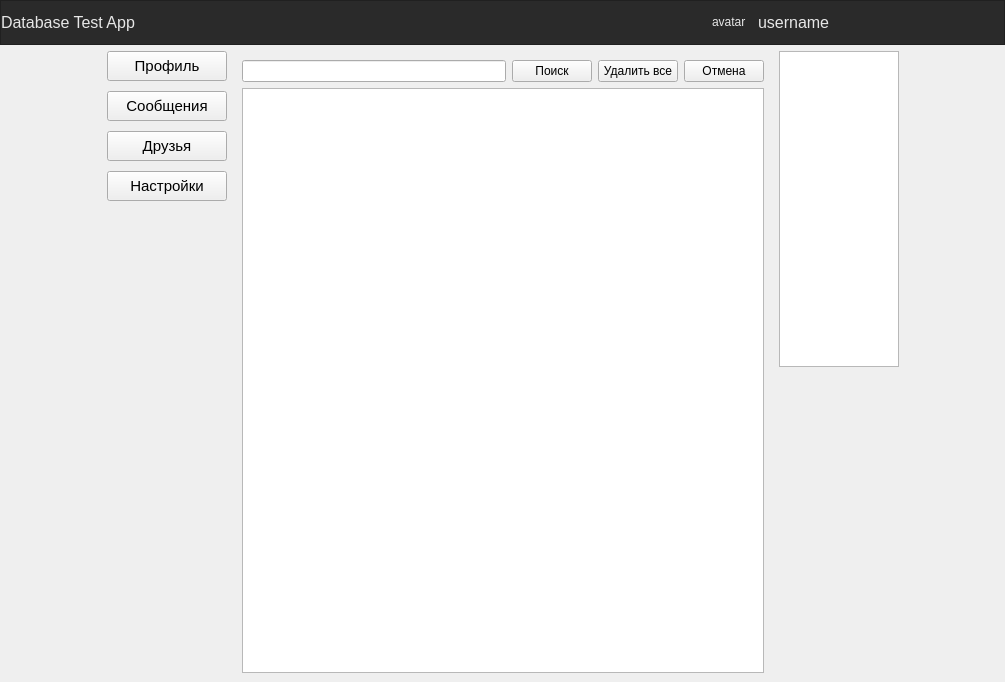
Korostast/chat-database-project, file ui/mainwindow.ui: the form before one commit.
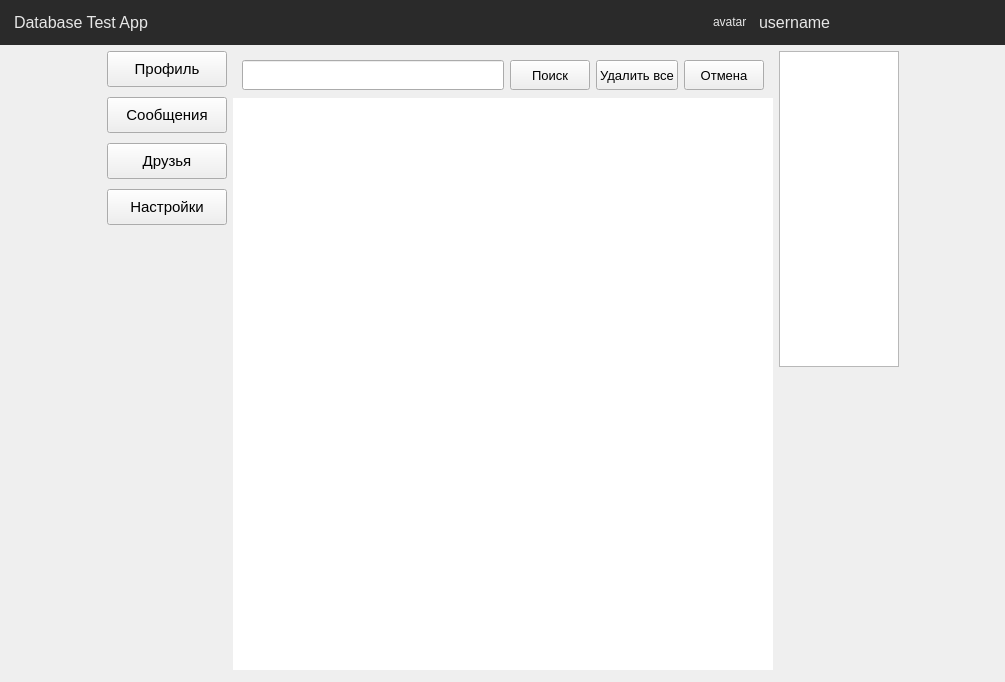
The form after the commit. The open tabs and pages were chosen to show the change. Icons and pictures are not drawn. Custom widgets are drawn as their Qt base class.

Commit message: Added style sheet. New fonts. New icons. Fixed bugs.

```diff
--- a/ui/mainwindow.ui
+++ b/ui/mainwindow.ui
@@ -567,7 +567,7 @@
               <property name="minimumSize">
                <size>
                 <width>120</width>
-                <height>30</height>
+                <height>36</height>
                </size>
               </property>
               <property name="font">
@@ -576,6 +576,9 @@
                 <bold>false</bold>
                </font>
               </property>
+              <property name="styleSheet">
+               <string notr="true">padding: 0;</string>
+              </property>
               <property name="text">
                <string>Профиль</string>
               </property>
@@ -592,7 +595,7 @@
               <property name="minimumSize">
                <size>
                 <width>0</width>
-                <height>30</height>
+                <height>36</height>
                </size>
               </property>
               <property name="font">
@@ -600,6 +603,9 @@
                 <pointsize>11</pointsize>
                </font>
               </property>
+              <property name="styleSheet">
+               <string notr="true">padding: 0;</string>
+              </property>
               <property name="text">
                <string>Сообщения</string>
               </property>
@@ -616,7 +622,7 @@
               <property name="minimumSize">
                <size>
                 <width>0</width>
-                <height>30</height>
+                <height>36</height>
                </size>
               </property>
               <property name="font">
@@ -624,6 +630,9 @@
                 <pointsize>11</pointsize>
                </font>
               </property>
+              <property name="styleSheet">
+               <string notr="true">padding: 0;</string>
+              </property>
               <property name="text">
                <string>Друзья</string>
               </property>
@@ -640,7 +649,7 @@
               <property name="minimumSize">
                <size>
                 <width>0</width>
-                <height>30</height>
+                <height>36</height>
                </size>
               </property>
               <property name="font">
@@ -648,6 +657,9 @@
                 <pointsize>11</pointsize>
                </font>
               </property>
+              <property name="styleSheet">
+               <string notr="true">padding: 0;</string>
+              </property>
               <property name="text">
                <string>Настройки</string>
               </property>
@@ -1763,10 +1775,45 @@
             </widget>
             <widget class="QWidget" name="messages_search_page">
              <layout class="QVBoxLayout" name="verticalLayout_10">
+              <property name="leftMargin">
+               <number>0</number>
+              </property>
+              <property name="topMargin">
+               <number>0</number>
+              </property>
+              <property name="rightMargin">
+               <number>0</number>
+              </property>
+              <property name="bottomMargin">
+               <number>12</number>
+              </property>
               <item>
                <layout class="QHBoxLayout" name="horizontalLayout_19">
+                <property name="leftMargin">
+                 <number>9</number>
+                </property>
+                <property name="topMargin">
+                 <number>9</number>
+                </property>
+                <property name="rightMargin">
+                 <number>9</number>
+                </property>
+                <property name="bottomMargin">
+                 <number>2</number>
+                </property>
                 <item>
                  <widget class="QLineEdit" name="messages_search_edit">
+                  <property name="minimumSize">
+                   <size>
+                    <width>0</width>
+                    <height>30</height>
+                   </size>
+                  </property>
+                  <property name="font">
+                   <font>
+                    <pointsize>11</pointsize>
+                   </font>
+                  </property>
                   <property name="clearButtonEnabled">
                    <bool>true</bool>
                   </property>
@@ -1774,6 +1821,23 @@
                 </item>
                 <item>
                  <widget class="QPushButton" name="messages_search_button">
+                  <property name="minimumSize">
+                   <size>
+                    <width>30</width>
+                    <height>0</height>
+                   </size>
+                  </property>
+                  <property name="maximumSize">
+                   <size>
+                    <width>16777215</width>
+                    <height>30</height>
+                   </size>
+                  </property>
+                  <property name="font">
+                   <font>
+                    <pointsize>10</pointsize>
+                   </font>
+                  </property>
                   <property name="text">
                    <string>Поиск</string>
                   </property>
@@ -1781,6 +1845,23 @@
                 </item>
                 <item>
                  <widget class="QPushButton" name="messages_search_remove_messages">
+                  <property name="minimumSize">
+                   <size>
+                    <width>30</width>
+                    <height>0</height>
+                   </size>
+                  </property>
+                  <property name="maximumSize">
+                   <size>
+                    <width>16777215</width>
+                    <height>30</height>
+                   </size>
+                  </property>
+                  <property name="font">
+                   <font>
+                    <pointsize>10</pointsize>
+                   </font>
+                  </property>
                   <property name="text">
                    <string>Удалить все</string>
                   </property>
@@ -1788,6 +1869,23 @@
                 </item>
                 <item>
                  <widget class="QPushButton" name="messages_search_cancel">
+                  <property name="minimumSize">
+                   <size>
+                    <width>30</width>
+                    <height>0</height>
+                   </size>
+                  </property>
+                  <property name="maximumSize">
+                   <size>
+                    <width>16777215</width>
+                    <height>30</height>
+                   </size>
+                  </property>
+                  <property name="font">
+                   <font>
+                    <pointsize>10</pointsize>
+                   </font>
+                  </property>
                   <property name="text">
                    <string>Отмена</string>
                   </property>
@@ -1800,6 +1898,9 @@
                 <property name="contextMenuPolicy">
                  <enum>Qt::NoContextMenu</enum>
                 </property>
+                <property name="frameShape">
+                 <enum>QFrame::NoFrame</enum>
+                </property>
                 <property name="selectionMode">
                  <enum>QAbstractItemView::NoSelection</enum>
                 </property>
@@ -1856,7 +1957,7 @@
 color: rgb(231, 231, 231);</string>
           </property>
           <property name="frameShape">
-           <enum>QFrame::StyledPanel</enum>
+           <enum>QFrame::NoFrame</enum>
           </property>
           <property name="frameShadow">
            <enum>QFrame::Raised</enum>
@@ -1881,6 +1982,10 @@
                <pointsize>12</pointsize>
               </font>
              </property>
+             <property name="styleSheet">
+              <string notr="true">padding-left: 10px;
+</string>
+             </property>
              <property name="text">
               <string>Database Test App</string>
              </property>
```
Left out of the diff: 573 changed lines with no effect on the pictures. The commit also changes 22 other files.
